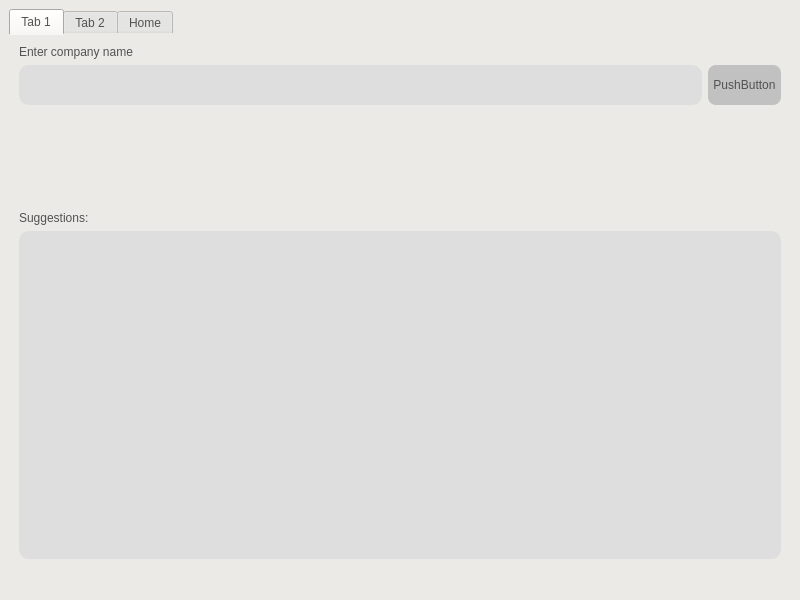
Above: apps/mainwindow.ui from coolGroup2005/tinkoffsdk_qt_app before the change. Below: the same form after it.
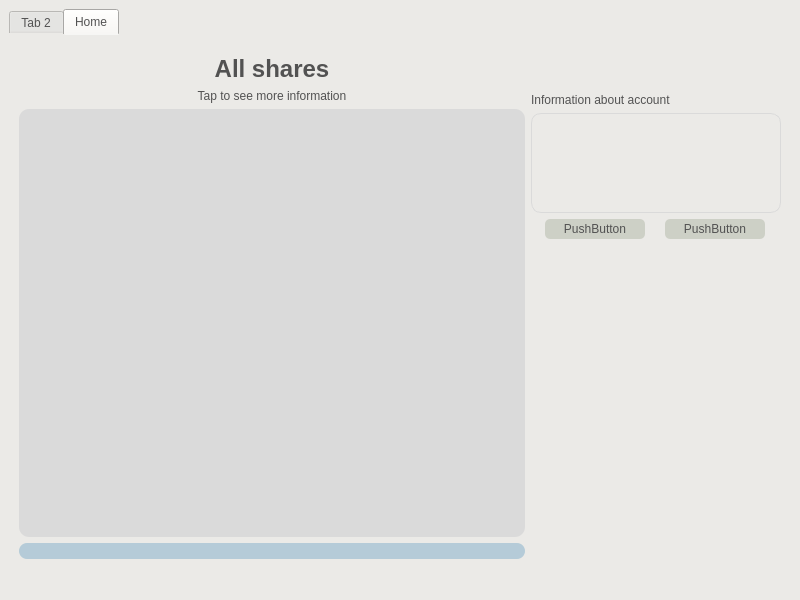
That is the form after the change. The open tabs and pages were chosen to show the change.

Diff of the .ui file:
```diff
--- a/apps/mainwindow.ui
+++ b/apps/mainwindow.ui
@@ -61,87 +61,6 @@
       <property name="currentIndex">
        <number>1</number>
       </property>
-      <widget class="QWidget" name="figi">
-       <attribute name="title">
-        <string>Tab 1</string>
-       </attribute>
-       <layout class="QVBoxLayout" name="verticalLayout_3">
-        <item>
-         <widget class="QLabel" name="label_2">
-          <property name="text">
-           <string>Enter company name</string>
-          </property>
-         </widget>
-        </item>
-        <item>
-         <layout class="QHBoxLayout" name="horizontalLayout_3">
-          <property name="bottomMargin">
-           <number>100</number>
-          </property>
-          <item>
-           <widget class="QTextEdit" name="textEdit">
-            <property name="maximumSize">
-             <size>
-              <width>16777215</width>
-              <height>40</height>
-             </size>
-            </property>
-            <property name="styleSheet">
-             <string notr="true">QTextEdit#textEdit {
-	border-radius: 10px;
-	background-color: rgb(222, 222,  222);
-}</string>
-            </property>
-           </widget>
-          </item>
-          <item>
-           <widget class="QPushButton" name="pushButton">
-            <property name="minimumSize">
-             <size>
-              <width>0</width>
-              <height>40</height>
-             </size>
-            </property>
-            <property name="maximumSize">
-             <size>
-              <width>16777215</width>
-              <height>40</height>
-             </size>
-            </property>
-            <property name="styleSheet">
-             <string notr="true">QPushButton#pushButton {
-	margin: 0;
-	background-color: rgb(193, 193, 193);
-	padding: 5px;
-	border-radius: 8px;
-}</string>
-            </property>
-            <property name="text">
-             <string>PushButton</string>
-            </property>
-           </widget>
-          </item>
-         </layout>
-        </item>
-        <item>
-         <widget class="QLabel" name="label_6">
-          <property name="text">
-           <string>Suggestions:</string>
-          </property>
-         </widget>
-        </item>
-        <item>
-         <widget class="QTableView" name="tableView">
-          <property name="styleSheet">
-           <string notr="true">QTableView#tableView {
-	border-radius: 10px;
-	background-color: rgb(222, 222, 222);
-}</string>
-          </property>
-         </widget>
-        </item>
-       </layout>
-      </widget>
       <widget class="QWidget" name="statistics">
        <property name="layoutDirection">
         <enum>Qt::LeftToRight</enum>
```
Left out of the diff: 11 changed lines with no effect on the pictures.
